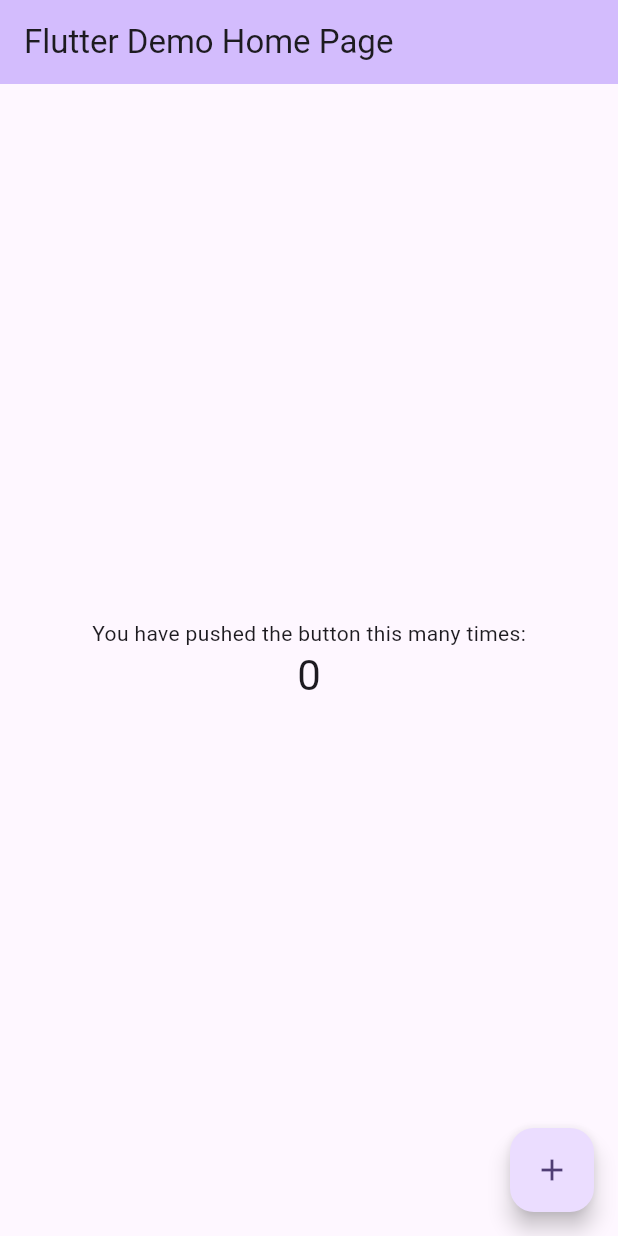
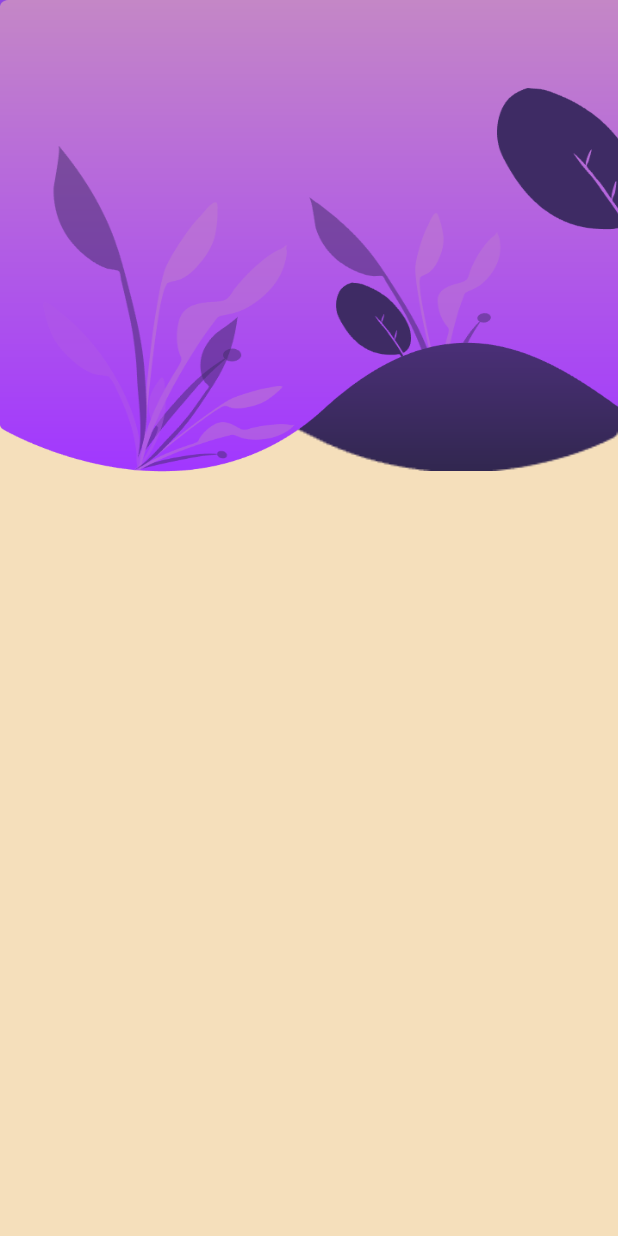
Before and after one commit to Affi-Amine/CoVoiturage, a Flutter app: the screen it shows after launch, on a phone screen of 412 x 824 dp. Run offline on Flutter 3.47's test engine with Material 2 defaults, Android fonts, the phone set to English and light mode, and no system bars.

```diff
--- /dev/null
+++ b/lib/constants/app_colors.dart
@@ -0,0 +1,9 @@
+import 'package:flutter/material.dart';
+
+class AppColors {
+  static const Color caputMortuum = Color(0xFF562C2C);
+  static const Color cinnabar = Color(0xFFF2542D);
+  static const Color wheat = Color(0xFFF5DFBB);
+  static const Color darkCyan = Color(0xFF0E9594);
+  static const Color caribbeanCurrent = Color(0xFF127475);
+}
--- a/lib/main.dart
+++ b/lib/main.dart
@@ -1,4 +1,5 @@
 import 'package:flutter/material.dart';
+import 'constants/app_colors.dart';
 
 void main() {
   runApp(const MyApp());
@@ -7,119 +8,72 @@ void main() {
 class MyApp extends StatelessWidget {
   const MyApp({super.key});
 
-  // This widget is the root of your application.
   @override
   Widget build(BuildContext context) {
     return MaterialApp(
-      title: 'Flutter Demo',
+      title: 'CoVoiturage',
       theme: ThemeData(
-        // This is the theme of your application.
-        //
-        // TRY THIS: Try running your application with "flutter run". You'll see
-        // the application has a blue toolbar. Then, without quitting the app,
-        // try changing the seedColor in the colorScheme below to Colors.green
-        // and then invoke "hot reload" (save your changes or press the "hot
-        // reload" button in a Flutter-supported IDE, or press "r" if you used
-        // the command line to start the app).
-        //
-        // Notice that the counter didn't reset back to zero; the application
-        // state is not lost during the reload. To reset the state, use hot
-        // restart instead.
-        //
-        // This works for code too, not just values: Most code changes can be
-        // tested with just a hot reload.
         colorScheme: ColorScheme.fromSeed(seedColor: Colors.deepPurple),
         useMaterial3: true,
       ),
-      home: const MyHomePage(title: 'Flutter Demo Home Page'),
+      home: const MyHomePage(),
     );
   }
 }
 
 class MyHomePage extends StatefulWidget {
-  const MyHomePage({super.key, required this.title});
-
-  // This widget is the home page of your application. It is stateful, meaning
-  // that it has a State object (defined below) that contains fields that affect
-  // how it looks.
-
-  // This class is the configuration for the state. It holds the values (in this
-  // case the title) provided by the parent (in this case the App widget) and
-  // used by the build method of the State. Fields in a Widget subclass are
-  // always marked "final".
-
-  final String title;
+  const MyHomePage({super.key});
 
   @override
   State<MyHomePage> createState() => _MyHomePageState();
 }
 
 class _MyHomePageState extends State<MyHomePage> {
-  int _counter = 0;
-
   void _incrementCounter() {
-    setState(() {
-      // This call to setState tells the Flutter framework that something has
-      // changed in this State, which causes it to rerun the build method below
-      // so that the display can reflect the updated values. If we changed
-      // _counter without calling setState(), then the build method would not be
-      // called again, and so nothing would appear to happen.
-      _counter++;
-    });
+    setState(() {    });
   }
 
   @override
   Widget build(BuildContext context) {
-    // This method is rerun every time setState is called, for instance as done
-    // by the _incrementCounter method above.
-    //
-    // The Flutter framework has been optimized to make rerunning build methods
-    // fast, so that you can just rebuild anything that needs updating rather
-    // than having to individually change instances of widgets.
+  final width = MediaQuery.of(context).size.width;
     return Scaffold(
-      appBar: AppBar(
-        // TRY THIS: Try changing the color here to a specific color (to
-        // Colors.amber, perhaps?) and trigger a hot reload to see the AppBar
-        // change color while the other colors stay the same.
-        backgroundColor: Theme.of(context).colorScheme.inversePrimary,
-        // Here we take the value from the MyHomePage object that was created by
-        // the App.build method, and use it to set our appbar title.
-        title: Text(widget.title),
+      backgroundColor: AppColors.wheat,
+      body:Column(
+        children: <Widget> [
+          Container(
+            height: 350,
+            child: Stack(
+                children:<Widget>[
+                  Positioned(
+                    top: -36,
+                    width: width,
+                    height: 350,
+                      child: Container(
+                        decoration: BoxDecoration(
+                          image: DecorationImage(
+                            image: AssetImage('assets/images/background.png'),
+                            fit: BoxFit.fill,
+                          )
+                        ),
+                      ),
+                  ),
+                  Positioned(
+                    width: width + 40,
+                    height: 350,
+                    child: Container(
+                      decoration: BoxDecoration(
+                          image: DecorationImage(
+                            image: AssetImage('assets/images/background-2.png'),
+                            fit: BoxFit.fill,
+                          )
+                      ),
+                    ),
+                  ),]
+            )
+          ),],
+
       ),
-      body: Center(
-        // Center is a layout widget. It takes a single child and positions it
-        // in the middle of the parent.
-        child: Column(
-          // Column is also a layout widget. It takes a list of children and
-          // arranges them vertically. By default, it sizes itself to fit its
-          // children horizontally, and tries to be as tall as its parent.
-          //
-          // Column has various properties to control how it sizes itself and
-          // how it positions its children. Here we use mainAxisAlignment to
-          // center the children vertically; the main axis here is the vertical
-          // axis because Columns are vertical (the cross axis would be
-          // horizontal).
-          //
-          // TRY THIS: Invoke "debug painting" (choose the "Toggle Debug Paint"
-          // action in the IDE, or press "p" in the console), to see the
-          // wireframe for each widget.
-          mainAxisAlignment: MainAxisAlignment.center,
-          children: <Widget>[
-            const Text(
-              'You have pushed the button this many times:',
-            ),
-            Text(
-              '$_counter',
-              style: Theme.of(context).textTheme.headlineMedium,
-            ),
-          ],
-        ),
-      ),
-      floatingActionButton: FloatingActionButton(
-        onPressed: _incrementCounter,
-        tooltip: 'Increment',
-        child: const Icon(Icons.add),
-      ), // This trailing comma makes auto-formatting nicer for build methods.
+
     );
   }
 }
--- a/pubspec.yaml
+++ b/pubspec.yaml
@@ -59,9 +59,8 @@ flutter:
   uses-material-design: true
 
   # To add assets to your application, add an assets section, like this:
-  # assets:
-  #   - images/a_dot_burr.jpeg
-  #   - images/a_dot_ham.jpeg
+  assets:
+   - assets/images/
 
   # An image asset can refer to one or more resolution-specific "variants", see
   # https://flutter.dev/assets-and-images/#resolution-aware
```
Also changed, not shown: assets/images/background-2.png (added), assets/images/background.png (added).
